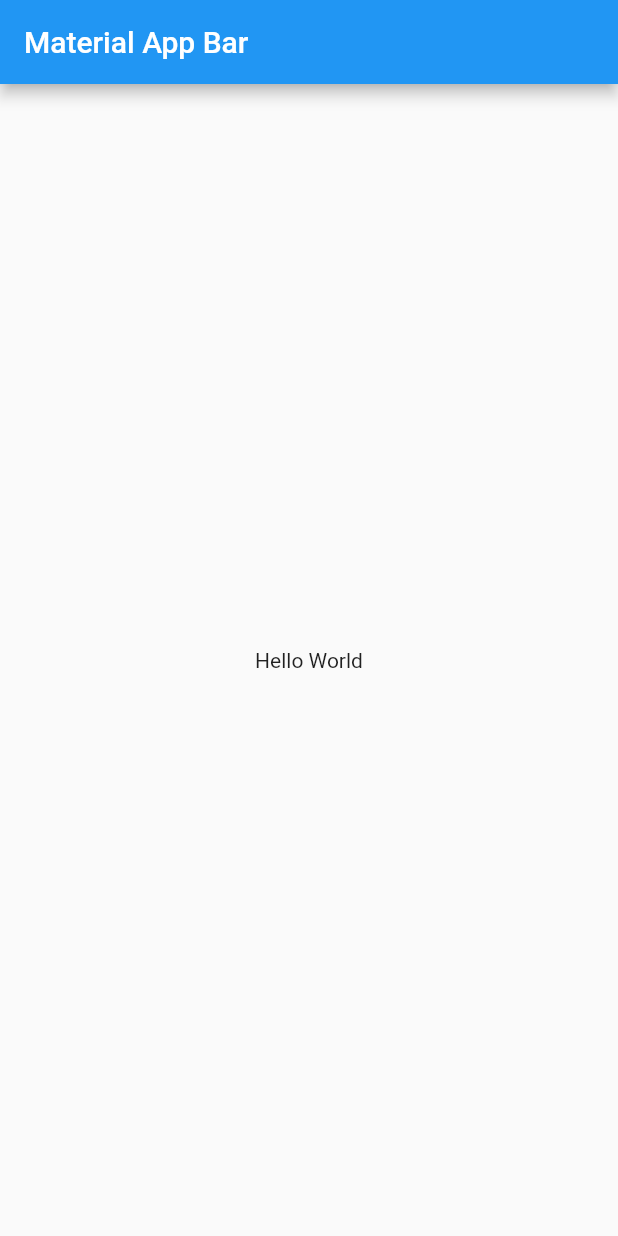
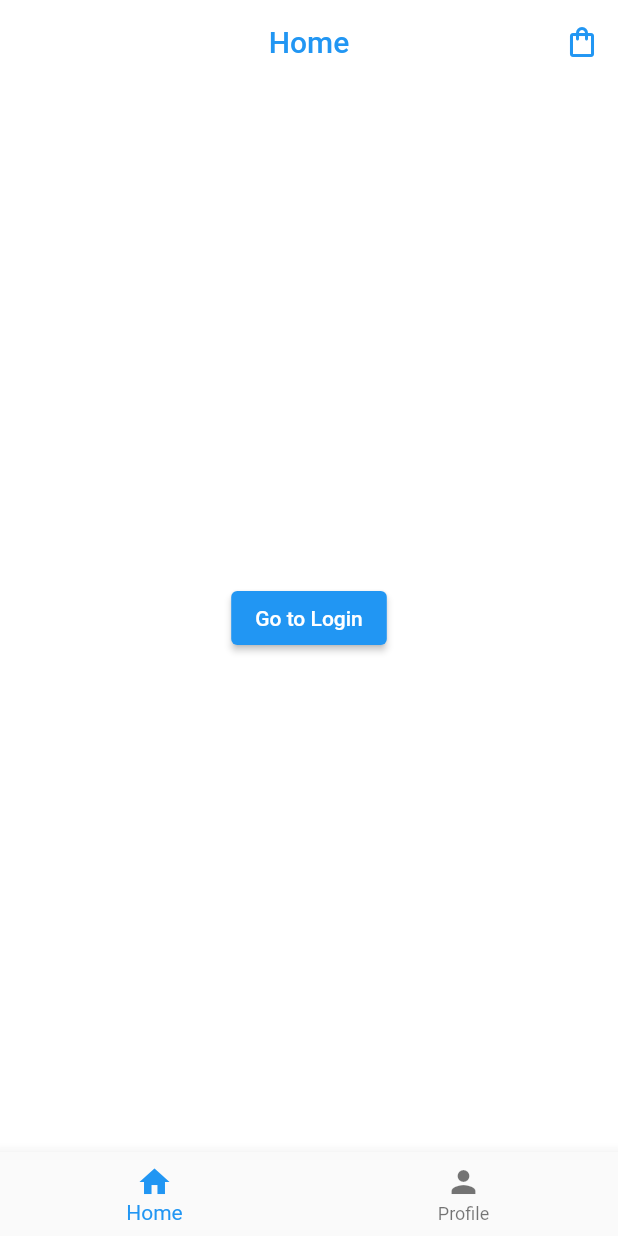
Before and after one commit to suleymangunes/navbar_routing_with_autoroute, a Flutter app: the screen it shows after launch, on a phone screen of 412 x 824 dp. Run offline on Flutter 3.47's test engine with Material 2 defaults, Android fonts, the light colour scheme and no system bars; our stand-ins replace auto_route, equatable, get_it.

Commit message:
Project completed

```diff
--- a/lib/app.dart
+++ /dev/null
@@ -1,20 +0,0 @@
-import 'package:flutter/material.dart';
-
-class MyApp extends StatelessWidget {
-  const MyApp({super.key});
-
-  @override
-  Widget build(BuildContext context) {
-    return MaterialApp(
-      title: 'Material App',
-      home: Scaffold(
-        appBar: AppBar(
-          title: const Text('Material App Bar'),
-        ),
-        body: const Center(
-          child: Text('Hello World'),
-        ),
-      ),
-    );
-  }
-}
--- a/lib/main.dart
+++ b/lib/main.dart
@@ -1,6 +1,39 @@
 import 'package:flutter/material.dart';
-import 'package:navbar_routing_with_autoroute/app.dart';
+import 'package:navbar_routing_with_autoroute/router/dependencies.dart';
+import 'package:navbar_routing_with_autoroute/router/router.gr.dart';
+import 'package:navbar_routing_with_autoroute/theme.dart';
 
 void main() {
-  runApp(const MyApp());
+  WidgetsFlutterBinding.ensureInitialized();
+
+  setupDependencies();
+  runApp(const App());
 }
+
+class App extends StatefulWidget {
+  const App({super.key});
+
+  @override
+  State<App> createState() => _AppState();
+}
+
+class _AppState extends State<App> {
+  late final AppRouter _router;
+
+  @override
+  void initState() {
+    super.initState();
+    _router = sl.get<AppRouter>();
+  }
+
+  @override
+  Widget build(BuildContext context) {
+    return MaterialApp.router(
+      debugShowCheckedModeBanner: false,
+      routerDelegate: _router.delegate(),
+      routeInformationParser: _router.defaultRouteParser(),
+      theme: getTheme(),
+      darkTheme: getDarkTheme(),
+    );
+  }
+}
--- /dev/null
+++ b/lib/models/shopping_bag_model.dart
@@ -0,0 +1,15 @@
+// ignore: depend_on_referenced_packages
+import 'package:equatable/equatable.dart';
+
+class ShoppingBagModel extends Equatable {
+  const ShoppingBagModel({
+    required this.itemId,
+    required this.itemName,
+  });
+
+  final String itemId;
+  final String itemName;
+
+  @override
+  List<Object?> get props => [itemId, itemName];
+}
--- /dev/null
+++ b/lib/pages/base_page.dart
@@ -0,0 +1,28 @@
+import 'package:auto_route/auto_route.dart';
+import 'package:flutter/material.dart';
+import 'package:navbar_routing_with_autoroute/router/router.gr.dart';
+
+class BasePage extends StatelessWidget {
+  const BasePage({super.key});
+
+  @override
+  Widget build(BuildContext context) {
+    return AutoTabsScaffold(
+      lazyLoad: false,
+      routes: const [
+        HomeRouter(),
+        ProfileRouter(),
+      ],
+      bottomNavigationBuilder: (_, tabsRouter) {
+        return BottomNavigationBar(
+          currentIndex: tabsRouter.activeIndex,
+          items: const [
+            BottomNavigationBarItem(label: 'Home', icon: Icon(Icons.home)),
+            BottomNavigationBarItem(label: 'Profile', icon: Icon(Icons.person)),
+          ],
+          onTap: tabsRouter.setActiveIndex,
+        );
+      },
+    );
+  }
+}
--- /dev/null
+++ b/lib/pages/home_page.dart
@@ -0,0 +1,41 @@
+import 'package:auto_route/auto_route.dart';
+import 'package:flutter/material.dart';
+import 'package:navbar_routing_with_autoroute/models/shopping_bag_model.dart';
+import 'package:navbar_routing_with_autoroute/router/router.gr.dart';
+
+class HomePage extends StatelessWidget {
+  const HomePage({super.key});
+
+  @override
+  Widget build(BuildContext context) {
+    return Scaffold(
+      appBar: AppBar(
+        title: const Text('Home'),
+        centerTitle: true,
+        actions: [
+          IconButton(
+            icon: const Icon(Icons.shopping_bag_outlined),
+            onPressed: () {
+              context.router.push(ShoppingBagRoute(
+                item: const ShoppingBagModel(itemId: '1', itemName: 'T-shirt'),
+              ));
+            },
+          ),
+        ],
+      ),
+      body: Center(
+        child: Column(
+          mainAxisAlignment: MainAxisAlignment.center,
+          children: [
+            ElevatedButton(
+              child: const Text('Go to Login'),
+              onPressed: () {
+                context.router.push(const LoginRoute());
+              },
+            ),
+          ],
+        ),
+      ),
+    );
+  }
+}
--- /dev/null
+++ b/lib/router/dependencies.dart
@@ -0,0 +1,8 @@
+import 'package:get_it/get_it.dart';
+import 'package:navbar_routing_with_autoroute/router/router.gr.dart';
+
+final GetIt sl = GetIt.asNewInstance();
+
+void setupDependencies() {
+  sl.registerLazySingleton<AppRouter>(() => AppRouter());
+}
--- /dev/null
+++ b/lib/theme.dart
@@ -0,0 +1,34 @@
+import 'package:flutter/material.dart';
+
+ThemeData getTheme() {
+  return ThemeData(
+    scaffoldBackgroundColor: Colors.white,
+    primaryColor: Colors.blue,
+    appBarTheme: const AppBarTheme(
+      iconTheme: IconThemeData(color: Colors.blue),
+      centerTitle: true,
+      color: Colors.white,
+      elevation: 0,
+      foregroundColor: Colors.blue
+    ),
+    iconTheme: const IconThemeData(color: Colors.blue),
+  );
+}
+
+ThemeData getDarkTheme() {
+  return ThemeData(
+    scaffoldBackgroundColor: Colors.black,
+    appBarTheme: const AppBarTheme(
+      backgroundColor: Colors.black,
+      iconTheme: IconThemeData(color: Colors.pink),
+      titleTextStyle: TextStyle(
+        color: Colors.pink,
+        fontSize: 20,
+        fontWeight: FontWeight.bold,
+      ),
+      elevation: 0,
+      foregroundColor: Colors.white
+    ),
+    iconTheme: const IconThemeData(color: Colors.pink),
+  );
+}
```
Also changed, not shown: lib/pages/login_page.dart (added, +26 -0 lines), lib/pages/profile_page.dart (added, +36 -0 lines), lib/pages/settings_page.dart (added, +16 -0 lines), lib/pages/shopping_bag_page.dart (added, +23 -0 lines), lib/router/empty_page.dart (added, +12 -0 lines), lib/router/router.dart (added, +62 -0 lines), pubspec.yaml (+19 -2 lines), lib/router/router.gr.dart (added), pubspec.lock, 1 other file.
